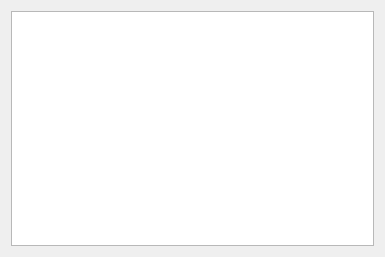
odom11/ap_savegame_editor, file APSavegameEditor/Gadgets.ui: the form before one commit.
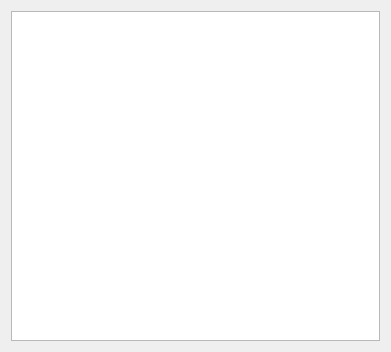
The form after the commit.

Commit message: modified gadget layout

What changed in the file:
```diff
--- a/APSavegameEditor/Gadgets.ui
+++ b/APSavegameEditor/Gadgets.ui
@@ -6,8 +6,8 @@
    <rect>
     <x>0</x>
     <y>0</y>
-    <width>385</width>
-    <height>257</height>
+    <width>391</width>
+    <height>352</height>
    </rect>
   </property>
   <property name="windowTitle">
```
The commit also changes 1 other file.
